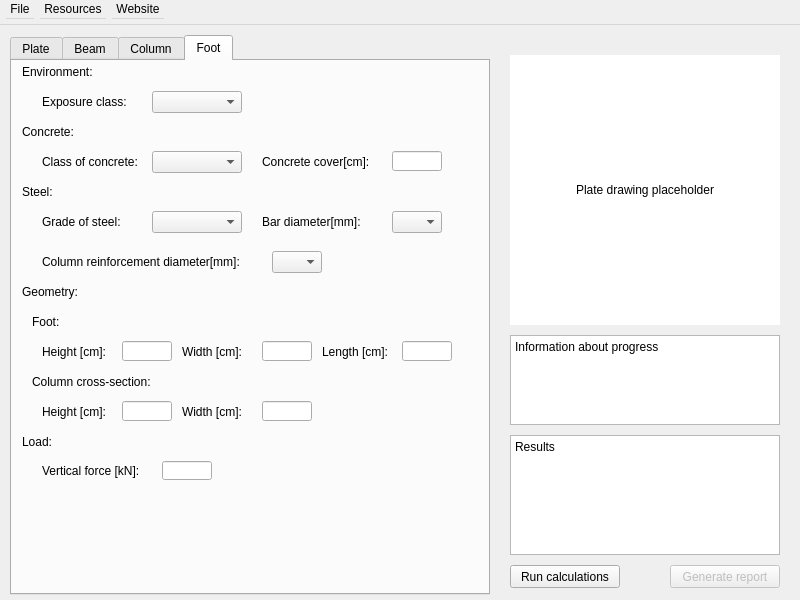
This is app/designer/ui.ui in michalkowal66/reinfCalc as Qt 5 draws it before an edit. The edited form follows.
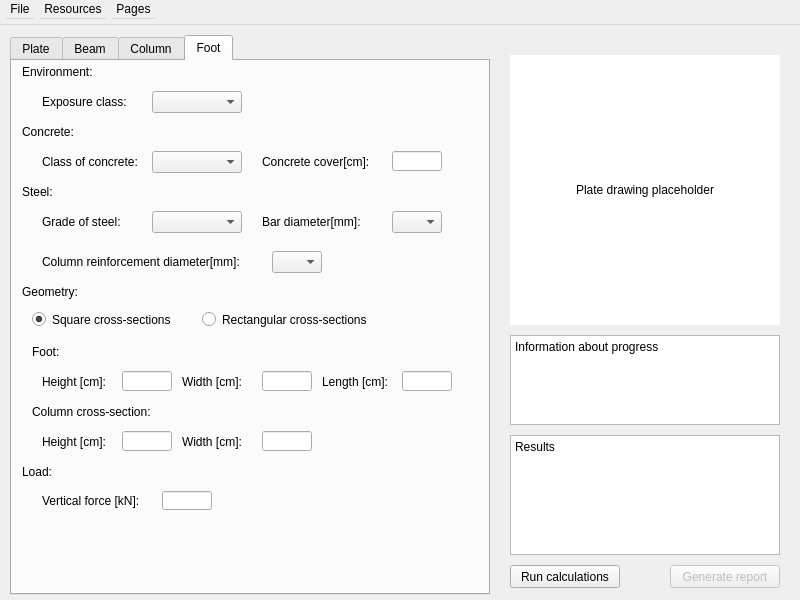
This is the edited form. The open tabs and pages were chosen to show the change.

Commit message: add clear interface, objects lists, UI tweaks

Patch:
```diff
--- a/app/designer/ui.ui
+++ b/app/designer/ui.ui
@@ -1479,10 +1479,13 @@
         </property>
        </widget>
        <widget class="QLineEdit" name="f_fwidth_lineEdit">
+        <property name="enabled">
+         <bool>true</bool>
+        </property>
         <property name="geometry">
          <rect>
           <x>250</x>
-          <y>280</y>
+          <y>310</y>
           <width>50</width>
           <height>20</height>
          </rect>
@@ -1490,6 +1493,9 @@
         <property name="maxLength">
          <number>6</number>
         </property>
+        <property name="readOnly">
+         <bool>false</bool>
+        </property>
        </widget>
        <widget class="QLabel" name="f_bar_label">
         <property name="geometry">
@@ -1564,7 +1570,7 @@
         <property name="geometry">
          <rect>
           <x>170</x>
-          <y>280</y>
+          <y>310</y>
           <width>91</width>
           <height>21</height>
          </rect>
@@ -1577,7 +1583,7 @@
         <property name="geometry">
          <rect>
           <x>310</x>
-          <y>280</y>
+          <y>310</y>
           <width>91</width>
           <height>21</height>
          </rect>
@@ -1590,7 +1596,7 @@
         <property name="geometry">
          <rect>
           <x>390</x>
-          <y>280</y>
+          <y>310</y>
           <width>50</width>
           <height>20</height>
          </rect>
@@ -1598,6 +1604,9 @@
         <property name="maxLength">
          <number>6</number>
         </property>
+        <property name="readOnly">
+         <bool>true</bool>
+        </property>
        </widget>
        <widget class="QLabel" name="f_col_bar_label">
         <property name="geometry">
@@ -1626,7 +1635,7 @@
         <property name="geometry">
          <rect>
           <x>20</x>
-          <y>250</y>
+          <y>280</y>
           <width>111</width>
           <height>21</height>
          </rect>
@@ -1639,7 +1648,7 @@
         <property name="geometry">
          <rect>
           <x>30</x>
-          <y>340</y>
+          <y>370</y>
           <width>91</width>
           <height>21</height>
          </rect>
@@ -1652,7 +1661,7 @@
         <property name="geometry">
          <rect>
           <x>20</x>
-          <y>310</y>
+          <y>340</y>
           <width>151</width>
           <height>21</height>
          </rect>
@@ -1665,7 +1674,7 @@
         <property name="geometry">
          <rect>
           <x>110</x>
-          <y>340</y>
+          <y>370</y>
           <width>50</width>
           <height>20</height>
          </rect>
@@ -1678,7 +1687,7 @@
         <property name="geometry">
          <rect>
           <x>250</x>
-          <y>340</y>
+          <y>370</y>
           <width>50</width>
           <height>20</height>
          </rect>
@@ -1686,12 +1695,15 @@
         <property name="maxLength">
          <number>6</number>
         </property>
+        <property name="readOnly">
+         <bool>true</bool>
+        </property>
        </widget>
        <widget class="QLabel" name="f_cwidth_label">
         <property name="geometry">
          <rect>
           <x>170</x>
-          <y>340</y>
+          <y>370</y>
           <width>91</width>
           <height>21</height>
          </rect>
@@ -1704,7 +1716,7 @@
         <property name="geometry">
          <rect>
           <x>110</x>
-          <y>280</y>
+          <y>310</y>
           <width>50</width>
           <height>20</height>
          </rect>
@@ -1717,7 +1729,7 @@
         <property name="geometry">
          <rect>
           <x>30</x>
-          <y>280</y>
+          <y>310</y>
           <width>91</width>
           <height>21</height>
          </rect>
@@ -1730,7 +1742,7 @@
         <property name="geometry">
          <rect>
           <x>30</x>
-          <y>400</y>
+          <y>430</y>
           <width>111</width>
           <height>20</height>
          </rect>
@@ -1743,7 +1755,7 @@
         <property name="geometry">
          <rect>
           <x>10</x>
-          <y>370</y>
+          <y>400</y>
           <width>111</width>
           <height>21</height>
          </rect>
@@ -1756,7 +1768,7 @@
         <property name="geometry">
          <rect>
           <x>150</x>
-          <y>400</y>
+          <y>430</y>
           <width>50</width>
           <height>19</height>
          </rect>
@@ -1778,6 +1790,47 @@
          <string/>
         </property>
        </widget>
+       <widget class="QRadioButton" name="f_rect_section_radioBtn">
+        <property name="enabled">
+         <bool>true</bool>
+        </property>
+        <property name="geometry">
+         <rect>
+          <x>190</x>
+          <y>250</y>
+          <width>171</width>
+          <height>17</height>
+         </rect>
+        </property>
+        <property name="toolTip">
+         <string/>
+        </property>
+        <property name="whatsThis">
+         <string/>
+        </property>
+        <property name="text">
+         <string>Rectangular cross-sections</string>
+        </property>
+        <property name="checkable">
+         <bool>false</bool>
+        </property>
+       </widget>
+       <widget class="QRadioButton" name="f_square_section_radioBtn">
+        <property name="geometry">
+         <rect>
+          <x>20</x>
+          <y>250</y>
+          <width>141</width>
+          <height>17</height>
+         </rect>
+        </property>
+        <property name="text">
+         <string>Square cross-sections</string>
+        </property>
+        <property name="checked">
+         <bool>true</bool>
+        </property>
+       </widget>
       </widget>
      </widget>
      <widget class="QStackedWidget" name="results_stackedWidget">
@@ -2245,7 +2298,7 @@
    </widget>
    <widget class="QMenu" name="menuWebsite">
     <property name="title">
-     <string>Website</string>
+     <string>Pages</string>
     </property>
     <addaction name="actionHome"/>
     <addaction name="separator"/>
```
Left out of the diff: 32 changed lines with no effect on the pictures. The commit also changes 2 other files.
